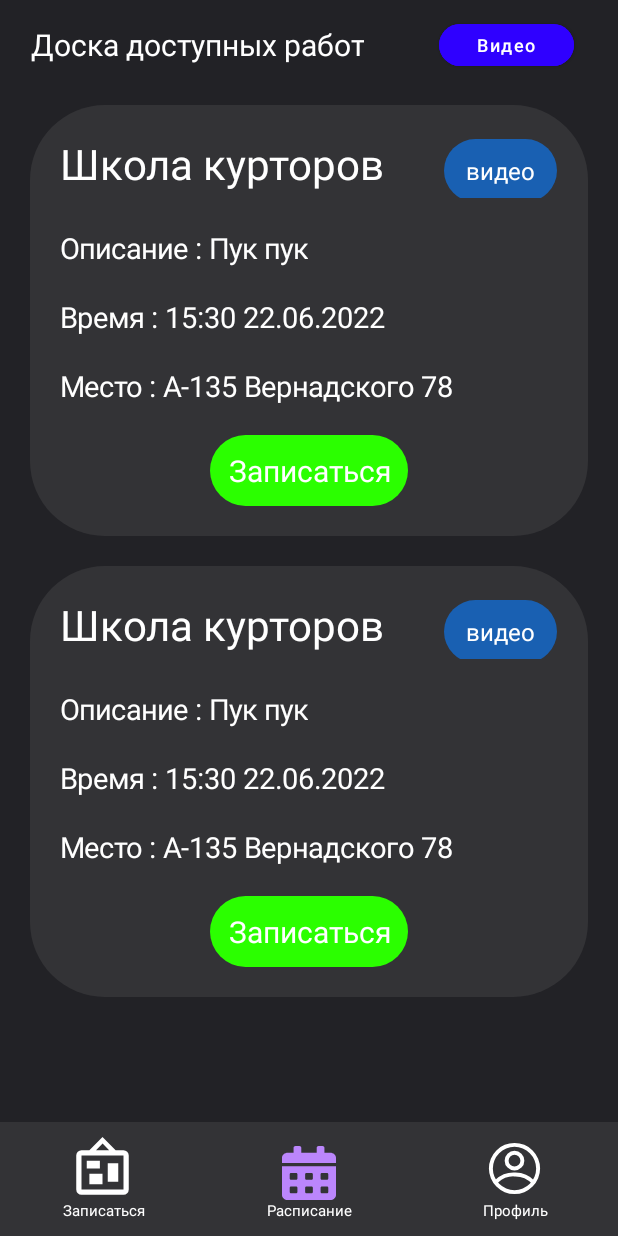
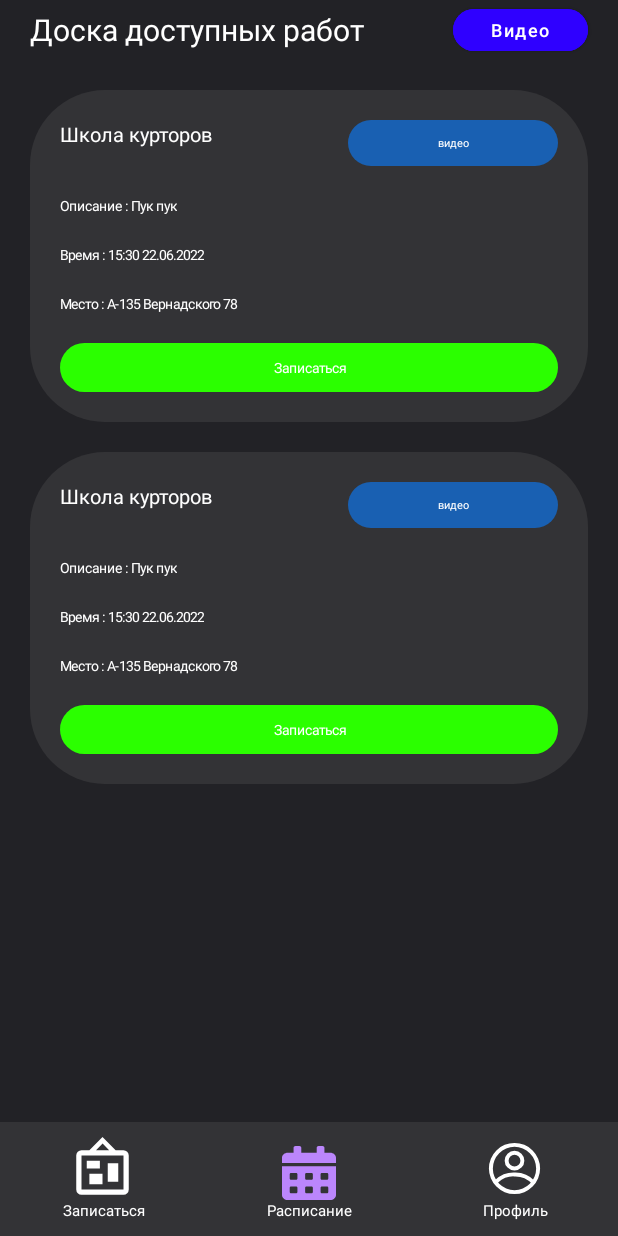
Before and after one commit to DimaSHMEL/SMC_orgonaizer_app, an Android app: the fragment NewJobPage placed in its activity, after a tap on "Записаться", on a phone screen of 412 x 824 dp. Run offline under Robolectric (Android 15) with nearby library versions, the phone set to English and light mode, and no system bars; 1 statement that could not run was skipped.

Commit message:
last_day_commit

```diff
--- a/SMC_orgonaizer_app/app/src/main/java/com/example/smc_orgonaizer_app/DatabaseHelper.java
+++ b/SMC_orgonaizer_app/app/src/main/java/com/example/smc_orgonaizer_app/DatabaseHelper.java
@@ -33,6 +33,7 @@ public class DatabaseHelper extends SQLiteOpenHelper {
     static final String COLUMN_PASSWORD = "password";
     static final String COLUMN_FIO= "FIO";
     static final String COLUMN_TYPES = "types";
+    static final String COLUMN_CONTACTS= "contacts";
     //
     static final String TABLE_NEW_PROJECTS= "newProjects"; // название таблицы с новыми работами в бд
 
--- a/SMC_orgonaizer_app/app/src/main/java/com/example/smc_orgonaizer_app/NewJobPage.java
+++ b/SMC_orgonaizer_app/app/src/main/java/com/example/smc_orgonaizer_app/NewJobPage.java
@@ -9,6 +9,7 @@ import android.database.Cursor;
 import android.database.sqlite.SQLiteDatabase;
 import android.graphics.Color;
 import android.graphics.drawable.GradientDrawable;
+import android.icu.text.CaseMap;
 import android.os.Bundle;
 
 import androidx.core.view.GravityCompat;
@@ -209,23 +210,25 @@ public class NewJobPage extends Fragment {
                 LinearLayout.LayoutParams.WRAP_CONTENT
         );
         newView.setLayoutParams(params);
-
         TextView Title = new TextView(this.getContext());
         Title.setText(name);
         Title.setTextColor(Color.parseColor("#FFFFFF"));
-        Title.setTextSize(28);
+        Title.setTextSize(9 * scale);
         params = new LinearLayout.LayoutParams(
                 ViewGroup.LayoutParams.WRAP_CONTENT,
                 ViewGroup.LayoutParams.WRAP_CONTENT);
-        params.setMargins(0, 0, (int) (40 * scale), 0);
+        params.weight = 2;
         Title.setLayoutParams(params);
-
         TextView Type = new TextView(this.getContext());
         Type.setText(type);
+        params.weight = 1;
+        Type.setTextAlignment(View.TEXT_ALIGNMENT_CENTER);
+        params.gravity = Gravity.CENTER_HORIZONTAL;
         Type.setTextColor(Color.parseColor("#FFFFFF"));
-        Type.setTextSize(16);
+        Type.setTextSize(5 * scale);
         Type.setPadding((int) (15* scale), (int) (10* scale), (int) (15* scale), (int) (10* scale));
         Type.setBackground(changeColor());
+        Type.setLayoutParams(params);
 
         newView.addView(Title);
         newView.addView(Type);
@@ -270,10 +273,10 @@ public class NewJobPage extends Fragment {
         params.gravity = Gravity.FILL;
         params.weight = 1;
         newText.setLayoutParams(params);
-        newText.setTextSize(19);
+        newText.setTextSize(6 * scale);
         return newText;
     }
-    private TextView makeButton(int id)
+    private TextView makeButton(int id, int width)
     {
         TextView newText = new TextView(getContext());
         newText.setId(id);
@@ -285,11 +288,11 @@ public class NewJobPage extends Fragment {
         LinearLayout.LayoutParams params = new LinearLayout.LayoutParams(
                 ViewGroup.LayoutParams.MATCH_PARENT,
                 ViewGroup.LayoutParams.WRAP_CONTENT);
-        params.setMargins((int) (100 * scale), (int) (20* scale), (int) (100* scale), 0);
+        params.setMargins(0, (int) (20* scale), 0, 0);
         newText.setLayoutParams(params);
         newText.setBackground(drawable);
         newText.setGravity(Gravity.CENTER);
-        newText.setTextSize(20);
+        newText.setTextSize(6 * scale);
         newText.setPadding(0, (int) (10* scale), 0, (int) (10* scale));
         newText.setOnClickListener(new View.OnClickListener() {
             @Override
@@ -353,7 +356,7 @@ public class NewJobPage extends Fragment {
             newView.addView(newText);
             newText = createAndSetItemText("Место : " + dataList.get(i).get(5));
             newView.addView(newText);
-            newText = makeButton(Integer.parseInt(dataList.get(i).get(dataList.get(i).size() - 1)));
+            newText = makeButton(Integer.parseInt(dataList.get(i).get(dataList.get(i).size() - 1)), newView.getWidth() / 3);
             newView.addView(newText);
             newView.setId(Integer.parseInt(dataList.get(i).get(dataList.get(i).size() - 1)));
             list.add(newView);
--- a/SMC_orgonaizer_app/app/src/main/java/com/example/smc_orgonaizer_app/Schedule.java
+++ b/SMC_orgonaizer_app/app/src/main/java/com/example/smc_orgonaizer_app/Schedule.java
@@ -264,8 +264,8 @@ public class Schedule extends Fragment {
 
         button.setLayoutParams(params);
         button.setGravity(Gravity.CENTER_HORIZONTAL | Gravity.CENTER_VERTICAL);
-        button.setTextSize(20);
-        button.setHeight((int) (50 * scale));
+        button.setTextSize(6 * scale);
+        button.setHeight((int) (40 * scale));
         button.setWidth((int) (50 * scale));
         button.setTextColor(getResources().getColor(R.color.white));
         button.setOnClickListener(new View.OnClickListener()
@@ -308,7 +308,6 @@ public class Schedule extends Fragment {
             week.add(makeDateButton(date));
             currentWeek.add(getDate(currentDate));
         }
-        currentDate.add(Calendar.DATE,7);
         currentDate.set(Calendar.DAY_OF_WEEK, Calendar.SUNDAY);
         String date = String.valueOf(Integer.parseInt(getDate(currentDate).split("\\.")[0]));
         week.add(makeDateButton(date));
@@ -446,7 +445,7 @@ public class Schedule extends Fragment {
         params.gravity = Gravity.FILL;
         params.weight = 1;
         newText.setLayoutParams(params);
-        newText.setTextSize(14);
+        newText.setTextSize(5 * scale);
         return newText;
     }
 
--- a/SMC_orgonaizer_app/app/src/main/res/layout/fragment_new_jobs_page.xml
+++ b/SMC_orgonaizer_app/app/src/main/res/layout/fragment_new_jobs_page.xml
@@ -13,12 +13,27 @@
         android:layout_width="match_parent"
         android:layout_height="match_parent">
 
+        <ScrollView
+            android:id="@+id/new_jobs_scrol_view"
+            android:layout_width="0dp"
+            android:layout_height="0dp"
+            app:layout_constraintBottom_toBottomOf="parent"
+            app:layout_constraintEnd_toEndOf="parent"
+            app:layout_constraintStart_toStartOf="parent"
+            app:layout_constraintTop_toBottomOf="@+id/linearLayout4">
+
+            <LinearLayout
+                android:id="@+id/new_jobs_filling"
+                android:layout_width="match_parent"
+                android:layout_height="wrap_content"
+                android:orientation="vertical" />
+        </ScrollView>
+
         <LinearLayout
             android:id="@+id/linearLayout4"
-            android:layout_width="match_parent"
+            android:layout_width="0dp"
             android:layout_height="wrap_content"
-            android:layout_marginTop="10dp"
-            android:gravity="center_horizontal|fill|center_vertical"
+            android:gravity="center_horizontal|fill|fill_horizontal|center_vertical"
             android:orientation="horizontal"
             app:layout_constraintEnd_toEndOf="parent"
             app:layout_constraintStart_toStartOf="parent"
@@ -28,12 +43,14 @@
                 android:id="@+id/textView2"
                 android:layout_width="wrap_content"
                 android:layout_height="match_parent"
+                android:layout_gravity="fill|fill_horizontal|left"
                 android:layout_marginLeft="20dp"
-                android:layout_marginRight="50dp"
-                android:gravity="center_horizontal|center_vertical"
+                android:layout_marginRight="0dp"
+                android:layout_weight="2"
+                android:gravity="center_horizontal|left|center_vertical"
                 android:text="Доска доступных работ"
                 android:textColor="#FFFFFF"
-                android:textSize="20dp" />
+                android:textSize="20sp" />
 
             <Button
                 android:id="@+id/new_jobs_type_selector_btn"
@@ -53,22 +70,6 @@
                 app:iconPadding="0dp" />
         </LinearLayout>
 
-        <ScrollView
-            android:id="@+id/new_jobs_scrol_view"
-            android:layout_width="0dp"
-            android:layout_height="0dp"
-            app:layout_constraintBottom_toBottomOf="parent"
-            app:layout_constraintEnd_toEndOf="parent"
-            app:layout_constraintStart_toStartOf="parent"
-            app:layout_constraintTop_toBottomOf="@+id/linearLayout4">
-
-            <LinearLayout
-                android:id="@+id/new_jobs_filling"
-                android:layout_width="match_parent"
-                android:layout_height="wrap_content"
-                android:orientation="vertical" />
-        </ScrollView>
-
     </androidx.constraintlayout.widget.ConstraintLayout>
 
 </FrameLayout>
--- a/SMC_orgonaizer_app/app/src/main/res/values-night/themes.xml
+++ b/SMC_orgonaizer_app/app/src/main/res/values-night/themes.xml
@@ -2,15 +2,36 @@
     <!-- Base application theme. -->
     <style name="Theme.SMC_orgonaizer_app" parent="Theme.MaterialComponents.DayNight.DarkActionBar">
         <!-- Primary brand color. -->
-        <item name="colorPrimary">@color/purple_200</item>
-        <item name="colorPrimaryVariant">@color/purple_700</item>
-        <item name="colorOnPrimary">@color/black</item>
+        <item name="colorPrimary">@color/white</item>
+        <item name="colorPrimaryVariant">@color/white</item>
+        <item name="colorOnPrimary">@color/white</item>
         <!-- Secondary brand color. -->
         <item name="colorSecondary">@color/teal_200</item>
-        <item name="colorSecondaryVariant">@color/teal_200</item>
+        <item name="colorSecondaryVariant">@color/teal_700</item>
         <item name="colorOnSecondary">@color/black</item>
         <!-- Status bar color. -->
-        <item name="android:statusBarColor" tools:targetApi="l">?attr/colorPrimaryVariant</item>
+        <item name="android:statusBarColor" tools:targetApi="l">#222226</item>
         <!-- Customize your theme here. -->
     </style>
+    <style name="RadioGroupMenuBarStyle" parent="Theme.MaterialComponents.DayNight.DarkActionBar">
+        <item name="colorAccent">@color/purple_200</item>
+        <item name="colorOnPrimary">@color/white</item>
+        <item name="android:textColorPrimary">@color/white</item>
+    </style>
+
+    <style name="GrayButtons" parent="Theme.MaterialComponents.DayNight.DarkActionBar">
+        <item name="colorPrimary">#5C5C60</item>
+        <item name="android:textColorPrimary">@color/white</item>
+    </style>
+    <style name="PurpleButtons" parent="Theme.MaterialComponents.DayNight.DarkActionBar">
+
+    </style>
+    <style name="OrangeButtons" parent="Theme.MaterialComponents.DayNight.DarkActionBar">
+        <item name="colorPrimary">#FF8000</item>
+        <item name="android:textColorPrimary">@color/white</item>
+    </style>
+    <style name="TealButtons" parent="Theme.MaterialComponents.DayNight.DarkActionBar">
+        <item name="colorPrimary">@color/teal_700</item>
+        <item name="android:textColorPrimary">@color/white</item>
+    </style>
 </resources>
```
Also changed, not shown: SMC_orgonaizer_app/app/src/main/java/com/example/smc_orgonaizer_app/Profile.java (+90 -0 lines), SMC_orgonaizer_app/app/src/main/java/com/example/smc_orgonaizer_app/SignInActivity.java (+9 -1 lines), SMC_orgonaizer_app/app/src/main/res/layout/fragment_profile.xml (+17 -0 lines), SMC_orgonaizer_app/app/src/main/assets/SMCdatabase.db, 2 other files.
